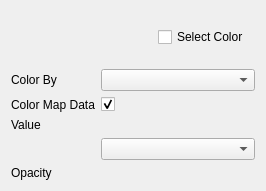
This is tomviz/ModuleContourWidget.ui in OpenChemistry/tomviz as Qt 5 draws it before an edit. The edited form follows.
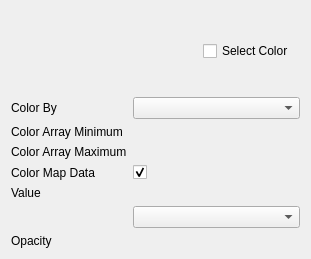
This is the edited form. Custom widgets are drawn as their Qt base class.

Commit message:
Add color map range controls in the contour module widget
These controls enable manipulation of the range of the current color
map. The domain of the range controls in the contour widget is the
range of the active data array rather than the range of the colormap
shown in the histogram widget.

The edit to the form file:
```diff
--- a/tomviz/ModuleContourWidget.ui
+++ b/tomviz/ModuleContourWidget.ui
@@ -6,8 +6,8 @@
    <rect>
     <x>0</x>
     <y>0</y>
-    <width>266</width>
-    <height>191</height>
+    <width>311</width>
+    <height>259</height>
    </rect>
   </property>
   <property name="windowTitle">
@@ -50,33 +50,34 @@
        </property>
       </widget>
      </item>
-     <item row="2" column="0">
-      <widget class="QLabel" name="label_2">
-       <property name="text">
-        <string>Value</string>
-       </property>
-      </widget>
-     </item>
      <item row="0" column="1">
       <widget class="QComboBox" name="cbColorBy"/>
      </item>
-     <item row="3" column="1">
-      <widget class="QComboBox" name="cbRepresentation"/>
-     </item>
-     <item row="4" column="0">
-      <widget class="QLabel" name="label_4">
+     <item row="1" column="0">
+      <widget class="QLabel" name="label_5">
        <property name="text">
-        <string>Opacity</string>
+        <string>Color Array Minimum</string>
        </property>
       </widget>
      </item>
-     <item row="2" column="1">
-      <widget class="tomviz::DoubleSliderWidget" name="sliValue" native="true"/>
-     </item>
-     <item row="4" column="1">
-      <widget class="tomviz::DoubleSliderWidget" name="sliOpacity" native="true"/>
-     </item>
      <item row="1" column="1">
+      <widget class="tomviz::DoubleSliderWidget" name="sliColorArrayMin" native="true"/>
+     </item>
+     <item row="2" column="0">
+      <widget class="QLabel" name="label_6">
+       <property name="text">
+        <string>Color Array Maximum</string>
+       </property>
+      </widget>
+     </item>
+     <item row="3" column="0">
+      <widget class="QLabel" name="label_3">
+       <property name="text">
+        <string>Color Map Data</string>
+       </property>
+      </widget>
+     </item>
+     <item row="3" column="1">
       <widget class="QCheckBox" name="cbColorMapData">
        <property name="text">
         <string/>
@@ -86,13 +87,32 @@
        </property>
       </widget>
      </item>
-     <item row="1" column="0">
-      <widget class="QLabel" name="label_3">
+     <item row="4" column="0">
+      <widget class="QLabel" name="label_2">
        <property name="text">
-        <string>Color Map Data</string>
+        <string>Value</string>
        </property>
       </widget>
      </item>
+     <item row="4" column="1">
+      <widget class="tomviz::DoubleSliderWidget" name="sliValue" native="true"/>
+     </item>
+     <item row="5" column="1">
+      <widget class="QComboBox" name="cbRepresentation"/>
+     </item>
+     <item row="6" column="0">
+      <widget class="QLabel" name="label_4">
+       <property name="text">
+        <string>Opacity</string>
+       </property>
+      </widget>
+     </item>
+     <item row="6" column="1">
+      <widget class="tomviz::DoubleSliderWidget" name="sliOpacity" native="true"/>
+     </item>
+     <item row="2" column="1">
+      <widget class="tomviz::DoubleSliderWidget" name="sliColorArrayMax" native="true"/>
+     </item>
     </layout>
    </item>
   </layout>
```
The commit also changes 4 other files.
